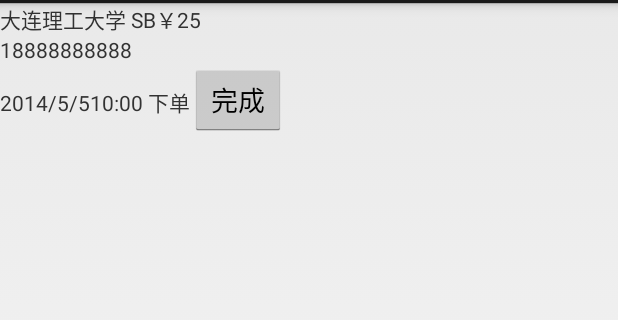
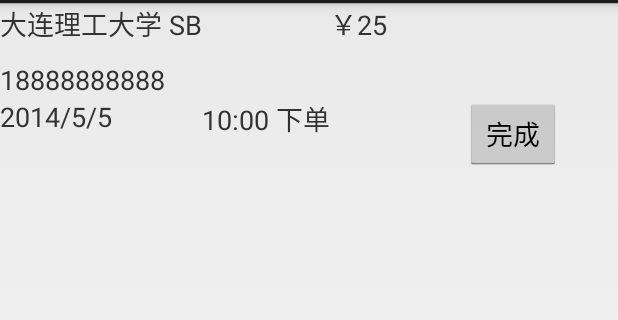
Before and after one commit to Lyren/shop, an Android app: the layout item_dealed_order.xml on its own in the app's theme, with its tools: preview values and no code run, on a phone screen of 412 x 824 dp, the part 69-389 px from its top. Run offline under Robolectric (Android 15) with nearby library versions, the phone set to English and light mode, and no system bars.

Commit message:
5-22 19:25

```diff
--- a/shopclient/src/main/AndroidManifest.xml
+++ b/shopclient/src/main/AndroidManifest.xml
@@ -8,7 +8,7 @@
         android:label="@string/app_name"
         android:theme="@style/AppTheme" >
         <activity
-            android:name="org.tmp.shopclient.views.MainActivity"
+            android:name="org.tmp.shopclient.views.OrderManagementActivity"
             android:label="@string/app_name" >
             <intent-filter>
                 <action android:name="android.intent.action.MAIN" />
--- a/shopclient/src/main/res/layout/item_dealed_order.xml
+++ b/shopclient/src/main/res/layout/item_dealed_order.xml
@@ -1,60 +1,71 @@
 <?xml version="1.0" encoding="utf-8"?>
 
-<LinearLayout xmlns:android="http://schemas.android.com/apk/res/android"
-    android:orientation="vertical" android:layout_width="match_parent"
+<RelativeLayout xmlns:android="http://schemas.android.com/apk/res/android"
+    android:layout_width="match_parent"
     android:layout_height="match_parent">
 
-    <LinearLayout
-        android:orientation="horizontal"
-        android:layout_width="fill_parent"
-        android:layout_height="wrap_content">
+    <TextView
+        android:id="@+id/tv_order_address"
+        android:layout_width="wrap_content"
+        android:layout_height="wrap_content"
+        android:layout_alignParentLeft="true"
+        android:layout_alignParentStart="true"
+        android:layout_alignParentTop="true"
+        android:layout_gravity="center"
+        android:text="大连理工大学 SB"
+        android:textSize="18sp" />
 
     <TextView
+        android:id="@+id/tv_order_price"
         android:layout_width="wrap_content"
         android:layout_height="wrap_content"
-            android:text="大连理工大学 SB"
-            android:id="@+id/tv_order_address"
-            android:layout_gravity="center_horizontal" />
+        android:layout_alignParentTop="true"
+        android:layout_toRightOf="@+id/tv_order_time"
+        android:text="￥25"
+        android:textSize="18sp" />
 
     <TextView
+        android:id="@+id/tv_order_phone"
         android:layout_width="wrap_content"
         android:layout_height="wrap_content"
-            android:text="￥25"
-            android:id="@+id/tv_order_price"
-            android:layout_marginRight="20dp" />
+        android:layout_above="@+id/tv_order_date"
+        android:layout_alignParentLeft="true"
+        android:layout_alignParentStart="true"
+        android:text="18888888888"
+        android:textSize="18sp" />
 
-    </LinearLayout>
 
     <TextView
+        android:id="@+id/tv_order_date"
         android:layout_width="wrap_content"
         android:layout_height="wrap_content"
-        android:text="18888888888"
-        android:id="@+id/tv_order_phone" />
-
-    <LinearLayout
-        android:orientation="horizontal"
-        android:layout_width="match_parent"
-        android:layout_height="wrap_content">
+        android:layout_alignParentLeft="true"
+        android:layout_alignParentStart="true"
+        android:layout_alignTop="@+id/btn_order_finish"
+        android:text="2014/5/5"
+        android:textSize="18sp" />
 
     <TextView
+        android:id="@+id/tv_order_time"
         android:layout_width="wrap_content"
         android:layout_height="wrap_content"
-            android:text="2014/5/5"
-            android:id="@+id/tv_order_date" />
+        android:layout_below="@+id/tv_order_phone"
+        android:layout_toRightOf="@+id/tv_order_address"
+        android:text="10:00 下单"
+        android:textSize="18sp" />
 
-        <TextView
+    <Button
+        android:id="@+id/btn_order_finish"
         android:layout_width="wrap_content"
         android:layout_height="wrap_content"
-            android:text="10:00 下单"
-            android:id="@+id/tv_order_time" />
+        android:layout_alignParentEnd="true"
+        android:layout_alignParentRight="true"
+        android:layout_below="@+id/tv_order_address"
+        android:layout_marginRight="38dp"
+        android:layout_marginTop="36dp"
+        android:focusable="false"
+        android:text="完成"
+        android:textSize="18sp" />
 
-        <Button
-            android:layout_width="wrap_content"
-            android:layout_height="wrap_content"
-            android:text="完成"
-            android:id="@+id/btn_order_finish"
-            android:focusable="false"/>
 
-    </LinearLayout>
-
-</LinearLayout>
+</RelativeLayout>
```
Also changed, not shown: shopclient/src/main/java/org/tmp/shopclient/fragments/DealingOrderFragment.java (+86 -17 lines), shopclient/src/main/java/org/tmp/shopclient/views/MainActivity.java (+0 -11 lines), shopclient/src/main/res/layout/fragment_dealing_order.xml (+13 -5 lines). Lines whose indentation alone changed are shown as unchanged.
